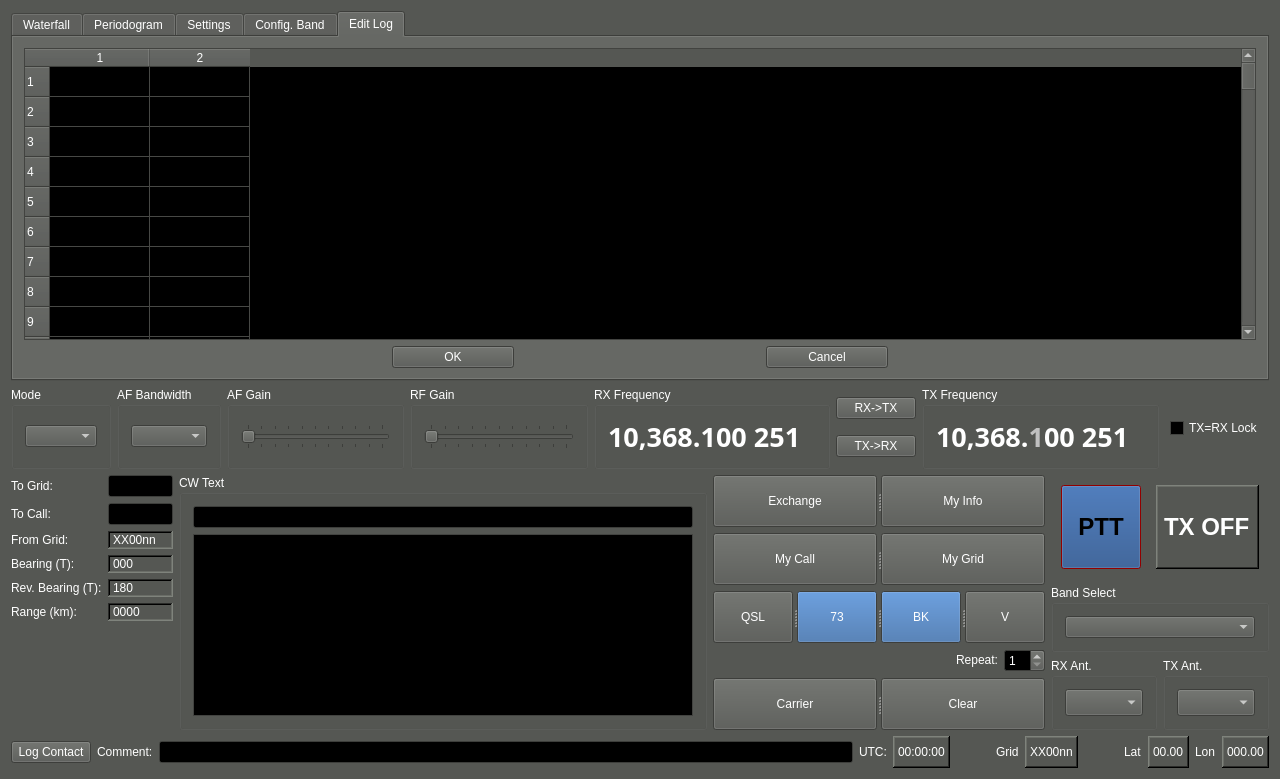
Above: qtgui/mainwindow.ui from kb1vc/SoDaRadio before the change. Below: the same form after it.
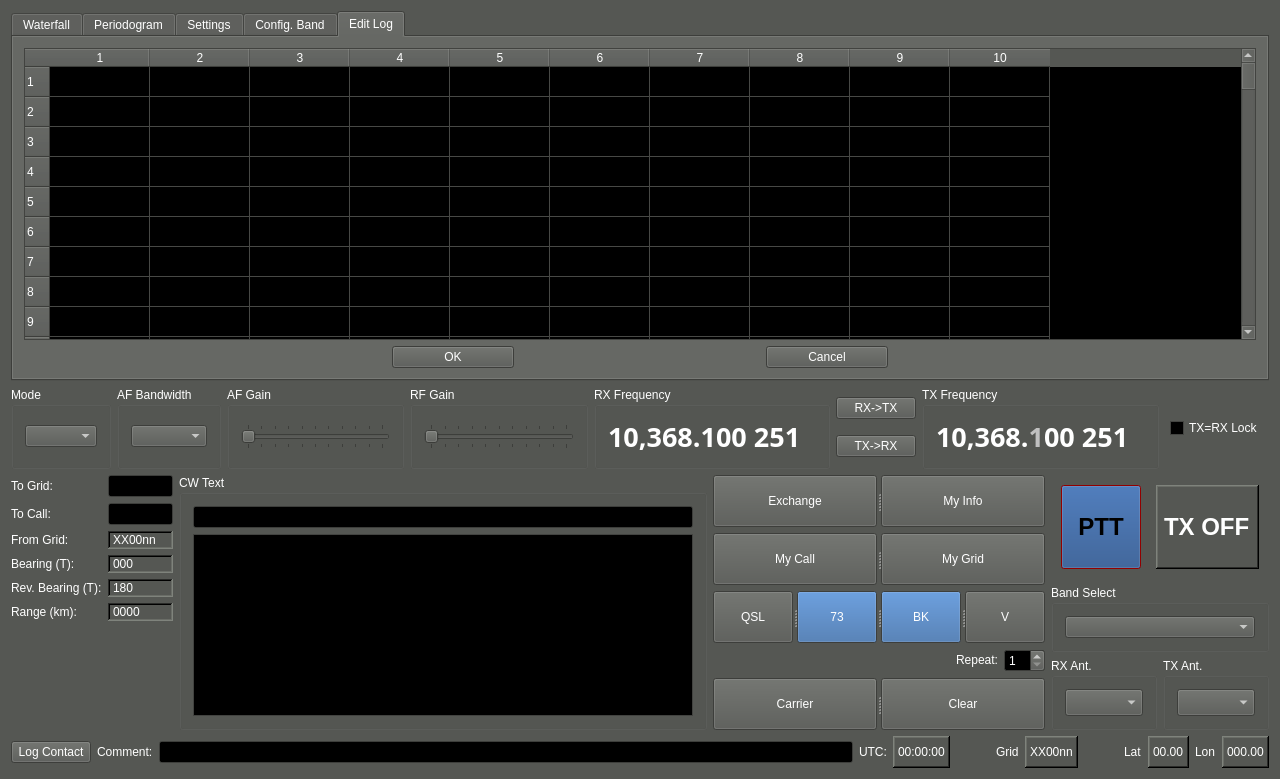
That is the form after the change. The open tabs and pages were chosen to show the change. Icons and pictures are not drawn. Custom widgets are drawn as their Qt base class.

Patch:
```diff
--- a/qtgui/mainwindow.ui
+++ b/qtgui/mainwindow.ui
@@ -1486,7 +1486,7 @@
            <number>500</number>
           </property>
           <property name="columnCount">
-           <number>2</number>
+           <number>10</number>
           </property>
           <row/>
           <row/>
```
